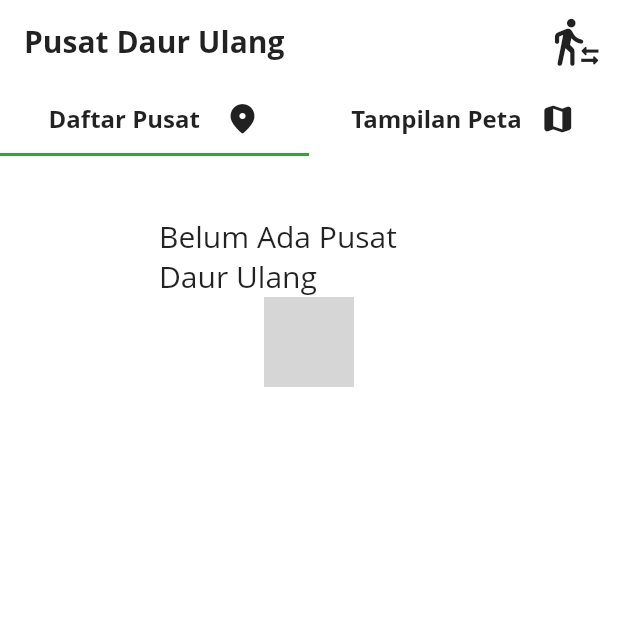
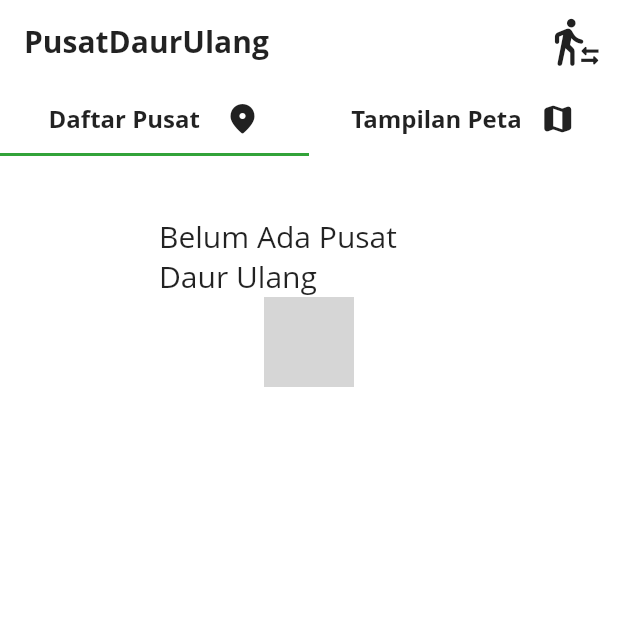
Before and after one commit to KingsGuardGT/SIMANSAM--Sistem-Managemen-Sampah-, a Flutter app: the RecyclingCenters screen opened directly, on a phone screen of 412 x 824 dp, the top half of it. Run offline on Flutter 3.47's test engine with Material 2 defaults, Android fonts, the phone set to English and light mode, and no system bars; our stand-ins replace cloud_firestore, firebase_auth, firebase_core, firebase_storage, fluttertoast, geocoding and 5 more; accounts and stored records are empty; Roboto replaces fonts that are missing (Open Sans); grey boxes are pictures that could not be loaded.

Commit message:
spacing correction

```diff
--- a/simansam-main/lib/Pages/BottomNavBar/PickMyTrash/new_trash_pick_up.dart
+++ b/simansam-main/lib/Pages/BottomNavBar/PickMyTrash/new_trash_pick_up.dart
@@ -394,7 +394,7 @@ class _NewTrashPickUpState extends State<NewTrashPickUp> {
     firestoreInstance
         .collection('Users')
         .doc(userProfileID)
-        .collection('Pengambilan Sampah')
+        .collection('PengambilanSampah')
         .doc(trashID)
         .set({
       'trashID': trashID,
--- a/simansam-main/lib/Pages/BottomNavBar/PickMyTrash/pick_my_trash_page.dart
+++ b/simansam-main/lib/Pages/BottomNavBar/PickMyTrash/pick_my_trash_page.dart
@@ -108,7 +108,7 @@ class _PickMyTrashState extends State<PickMyTrash> {
         stream: FirebaseFirestore.instance
             .collection("Users")
             .doc(userProfileID)
-            .collection('Pengambilan Sampah')
+            .collection('PengambilanSampah')
             .orderBy('postedDate', descending: true)
             .snapshots(),
         builder: (context, snapshot) {
--- a/simansam-main/lib/Pages/BottomNavBar/PickMyTrash/view_trash_details.dart
+++ b/simansam-main/lib/Pages/BottomNavBar/PickMyTrash/view_trash_details.dart
@@ -159,7 +159,7 @@ class _ViewTrashDetailsState extends State<ViewTrashDetails> {
       stream: FirebaseFirestore.instance
           .collection("Users")
           .doc(widget.userID)
-          .collection('Pengambilan Sampah')
+          .collection('PengambilanSampah')
           .where('trashID', isEqualTo: widget.trashID)
           .snapshots(),
       builder: (context, snapshot) {
--- a/simansam-main/lib/Pages/BottomNavBar/RecyclingCenters/recycling_centers_list.dart
+++ b/simansam-main/lib/Pages/BottomNavBar/RecyclingCenters/recycling_centers_list.dart
@@ -122,7 +122,7 @@ class _RecyclingCentersListState extends State<RecyclingCentersList> {
       height: MediaQuery.of(context).size.height * 0.75,
       child: StreamBuilder<QuerySnapshot>(
         stream: FirebaseFirestore.instance
-            .collection("Pusat Daur Ulang")
+            .collection("PusatDaurUlang")
             .orderBy('name', descending: false)
             .snapshots(),
         builder: (context, snapshot) {
--- a/simansam-main/lib/Pages/BottomNavBar/RecyclingCenters/recycling_centers_page.dart
+++ b/simansam-main/lib/Pages/BottomNavBar/RecyclingCenters/recycling_centers_page.dart
@@ -111,7 +111,7 @@ class _RecyclingCentersState extends State<RecyclingCenters> {
 
   getRecyclingCentersLocation() {
     FirebaseFirestore.instance
-        .collection("Pusat Daur Ulang")
+        .collection("PusatDaurUlang")
         .get()
         .then((querySnapshot) {
       if (querySnapshot.docs.isNotEmpty) {
@@ -220,7 +220,7 @@ class _RecyclingCentersState extends State<RecyclingCenters> {
           backgroundColor: Theme.of(context).appBarTheme.backgroundColor,
           automaticallyImplyLeading: false,
           title: Text(
-            "Pusat Daur Ulang",
+            "PusatDaurUlang",
             style: Theme.of(context).textTheme.titleLarge,
           ),
           elevation: Theme.of(context).appBarTheme.elevation,
--- a/simansam-main/lib/Pages/BottomNavBar/RecyclingCenters/recyling_centers_bottom_sheet.dart
+++ b/simansam-main/lib/Pages/BottomNavBar/RecyclingCenters/recyling_centers_bottom_sheet.dart
@@ -50,7 +50,7 @@ class RecyclingCentersBottomSheet {
                           height: 14.0,
                         ),
                         Text(
-                          "Pusat Daur Ulang",
+                          "PusatDaurUlang",
                           style: TextStyle(
                               color:
                               Theme.of(context).textTheme.titleLarge.color,
--- a/simansam-main/lib/Pages/BottomNavBar/Settings/give_feedback_page.dart
+++ b/simansam-main/lib/Pages/BottomNavBar/Settings/give_feedback_page.dart
@@ -167,7 +167,7 @@ class _GiveFeedbackPageState extends State<GiveFeedbackPage> {
   sendFeedback() {
     FirebaseFirestore.instance
         .collection('Feedbacks')
-        .doc("Umpan Balik Pengguna")
+        .doc("UmpanBalikPengguna")
         .collection(FirebaseAuth.instance.currentUser.uid)
         .doc(UUIDGenerator().uuidV1())
         .set({
--- a/simansam-main/lib/Pages/BottomNavBar/TrashToBeCollected/trash_to_be_collected_list.dart
+++ b/simansam-main/lib/Pages/BottomNavBar/TrashToBeCollected/trash_to_be_collected_list.dart
@@ -175,7 +175,7 @@ class _TrashToBeCollectedListState extends State<TrashToBeCollectedList> {
         FirebaseFirestore.instance
             .collection("Users")
             .doc(result.id)
-            .collection("Pengambilan Sampah")
+            .collection("PengambilanSampah")
             .get()
             .then((querySnapshot) {
           querySnapshot.docs.forEach((result) {
@@ -302,7 +302,7 @@ class _TrashToBeCollectedListState extends State<TrashToBeCollectedList> {
         stream: FirebaseFirestore.instance
             .collection("Users")
             .doc(userID)
-            .collection('Pengambilan Sampah')
+            .collection('PengambilanSampah')
             .orderBy('postedDate', descending: true)
             .snapshots(),
         builder: (context, snapshot) {
--- a/simansam-main/lib/Pages/BottomNavBar/TrashToBeCollected/trash_to_be_collected_page.dart
+++ b/simansam-main/lib/Pages/BottomNavBar/TrashToBeCollected/trash_to_be_collected_page.dart
@@ -110,7 +110,7 @@ class _TrashToBeCollectedState extends State<TrashToBeCollected> {
         FirebaseFirestore.instance
             .collection("Users")
             .doc(result.id)
-            .collection("Pengambilan Sampah")
+            .collection("PengambilanSampah")
             .get()
             .then((querySnapshot) {
           if (querySnapshot.docs.isNotEmpty) {
```
